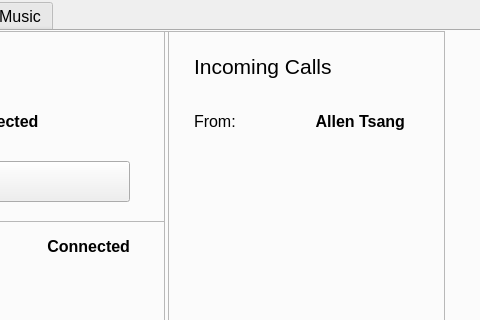
Old version of the form Client/client.ui in the repository MartinMinkov/Comm-Audio; both pictures show x 488 to 968 and y 0 to 320 of the 968 by 542 pixel window.
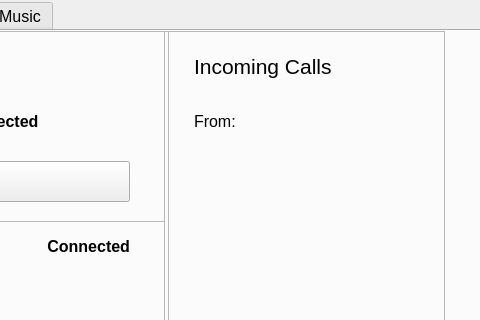
New version of the form. The open tabs and pages were chosen to show the change. Icons and pictures are not drawn.

```diff
--- a/Client/client.ui
+++ b/Client/client.ui
@@ -906,7 +906,7 @@
        </font>
       </property>
       <property name="text">
-       <string>Allen Tsang</string>
+       <string/>
       </property>
       <property name="alignment">
        <set>Qt::AlignRight|Qt::AlignTrailing|Qt::AlignVCenter</set>
@@ -917,7 +917,7 @@
        <rect>
         <x>30</x>
         <y>70</y>
-        <width>141</width>
+        <width>51</width>
         <height>41</height>
        </rect>
       </property>
```
